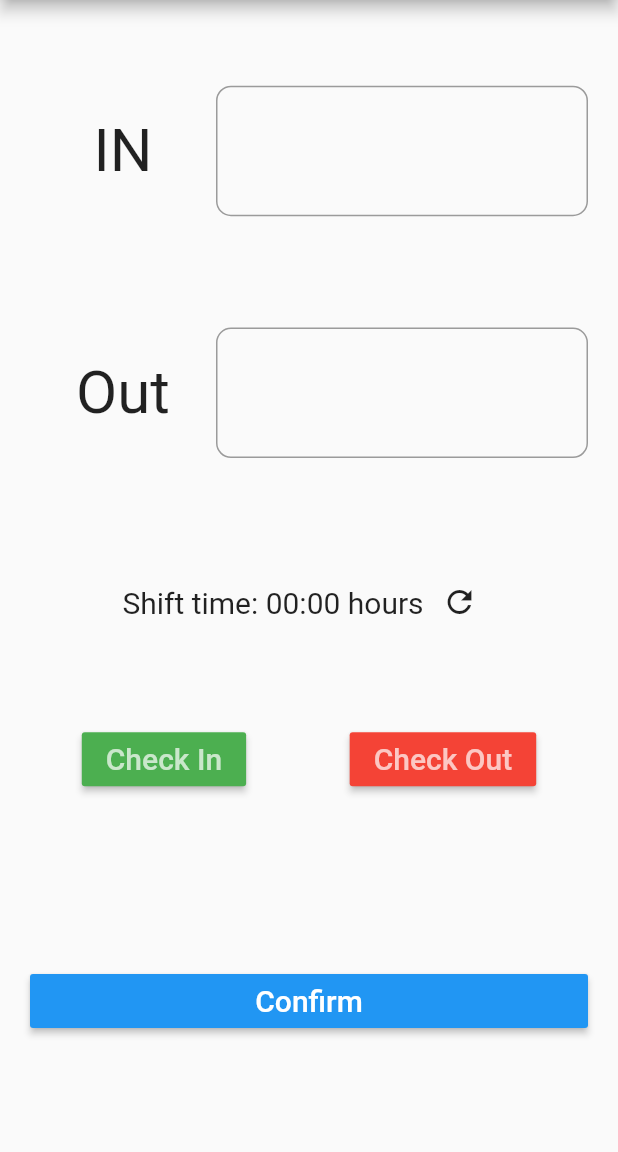
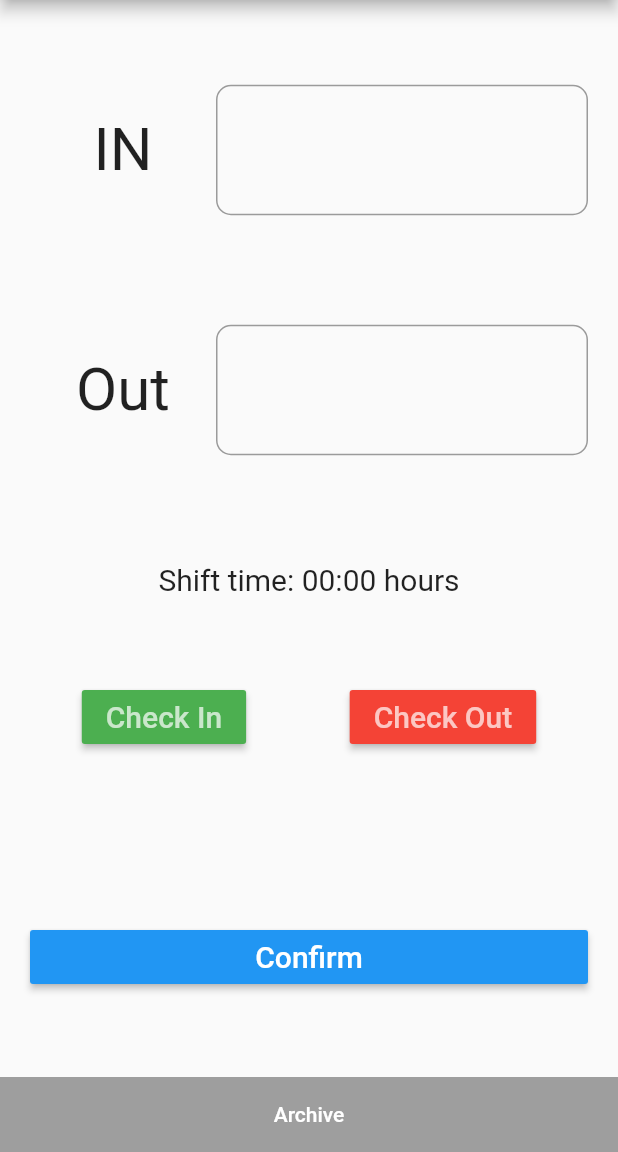
Before and after one commit to malek-kashoqa/in_out_app, a Flutter app: the screen it shows after launch, on a phone screen of 412 x 824 dp, the part 84-1236 px from its top. Run offline on Flutter 3.47's test engine with Material 2 defaults, Android fonts, the phone set to English and light mode, and no system bars; our stand-ins replace bloc, flutter_bloc.

```diff
--- a/lib/layout/home_screen.dart
+++ b/lib/layout/home_screen.dart
@@ -1,5 +1,6 @@
 import 'package:flutter/material.dart';
 import 'package:flutter_bloc/flutter_bloc.dart';
+import 'package:in_out_app/layout/archive_screen.dart';
 import 'package:in_out_app/layout/confirm_screen.dart';
 import 'package:in_out_app/shared/cubit/cubit.dart';
 import 'package:in_out_app/shared/cubit/states.dart';
@@ -14,8 +15,12 @@ class HomeScreen extends StatelessWidget {
         listener: (context, state) {},
         builder: (context, state) {
           AppCubit cubit = AppCubit.get(context);
-          return Padding(
-            padding: const EdgeInsets.all(20.0),
+          return Column(
+            children: [
+              Expanded(
+                child: Padding(
+                  padding: const EdgeInsetsDirectional.only(
+                      start: 20.0, end: 20.0, top: 20.0),
                   child: Column(
                     mainAxisAlignment: MainAxisAlignment.center,
                     children: [
@@ -126,13 +131,13 @@ class HomeScreen extends StatelessWidget {
                               fontWeight: FontWeight.w400,
                             ),
                           ),
-                    IconButton(
-                      onPressed: () {
-                        cubit.shiftTimeUpdate();
-                        cubit.emit(AppRefreshShiftTimeState());
-                      },
-                      icon: Icon(Icons.refresh),
-                    )
+                          // IconButton(
+                          //   onPressed: () {
+                          //     cubit.shiftTimeUpdate();
+                          //     cubit.emit(AppRefreshShiftTimeState());
+                          //   },
+                          //   icon: Icon(Icons.refresh),
+                          // ),
                         ],
                       ),
                       Expanded(
@@ -201,6 +206,30 @@ class HomeScreen extends StatelessWidget {
                       ),
                     ],
                   ),
+                ),
+              ),
+              Container(
+                width: double.infinity,
+                color: Colors.grey,
+                child: TextButton(
+                  onPressed: () {
+                    Navigator.push(
+                        context,
+                        MaterialPageRoute(
+                            builder: (context) => ArchiveScreen()));
+                  },
+                  child: Text(
+                    'Archive',
+                    style: TextStyle(color: Colors.white),
+                  ),
+                  style: ButtonStyle(
+                    padding: MaterialStateProperty.all(EdgeInsets.zero),
+                    minimumSize:
+                        MaterialStateProperty.all(Size.fromHeight(50.0)),
+                  ),
+                ),
+              ),
+            ],
           );
         },
       ),
```
Also changed, not shown: lib/layout/archive_screen.dart (added, +97 -0 lines). Lines whose indentation alone changed are shown as unchanged.
